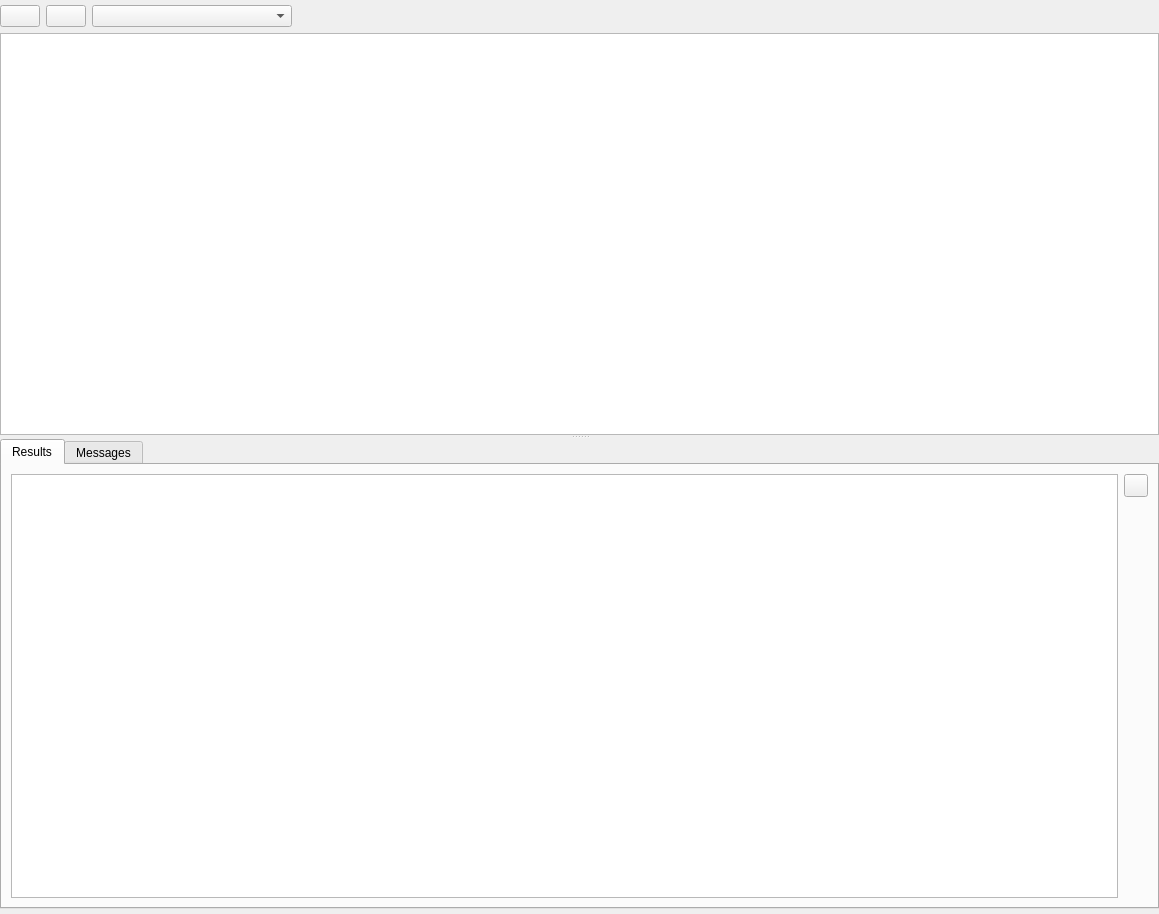
Qt form ui/ConnectionTab.ui (mispp/goat) before a commit.
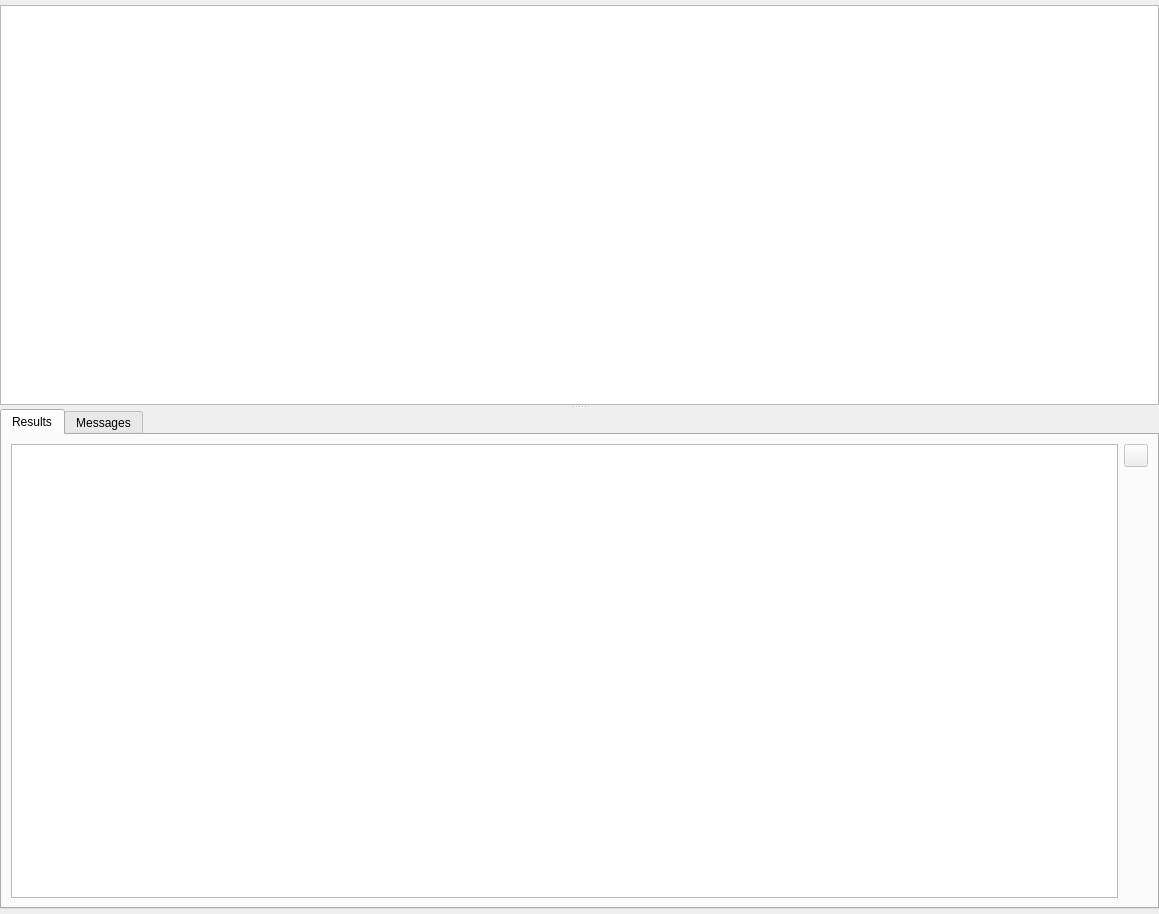
The same form after that commit. Icons and pictures are not drawn. Custom widgets are drawn as their Qt base class.

Commit message:
rework connections and ui
- ConnectionStandardItem became Connection with stronger typing and less Qt support
- support closing / removing connections
- query operations now live on main window
- disable unimplemented ui components
- added menu items for buttons
- changed a few icons including the application icon

Patch:
```diff
--- a/ui/ConnectionTab.ui
+++ b/ui/ConnectionTab.ui
@@ -36,70 +36,6 @@
      </property>
      <widget class="QWidget" name="layoutWidget">
       <layout class="QVBoxLayout" name="verticalLayout">
-       <item>
-        <layout class="QHBoxLayout" name="horizontalLayout">
-         <item>
-          <widget class="QPushButton" name="button_selectionQuery">
-           <property name="text">
-            <string/>
-           </property>
-           <property name="icon">
-            <iconset resource="../resources/icons.qrc">
-             <normaloff>:/icons/silk/icons/silk/resultset_next.png</normaloff>:/icons/silk/icons/silk/resultset_next.png</iconset>
-           </property>
-          </widget>
-         </item>
-         <item>
-          <widget class="QPushButton" name="button_runFile">
-           <property name="text">
-            <string/>
-           </property>
-           <property name="icon">
-            <iconset resource="../resources/icons.qrc">
-             <normaloff>:/icons/silk/icons/silk/script_go.png</normaloff>:/icons/silk/icons/silk/script_go.png</iconset>
-           </property>
-           <property name="iconSize">
-            <size>
-             <width>16</width>
-             <height>16</height>
-            </size>
-           </property>
-          </widget>
-         </item>
-         <item>
-          <widget class="QComboBox" name="comboBoxConnections">
-           <property name="minimumSize">
-            <size>
-             <width>200</width>
-             <height>0</height>
-            </size>
-           </property>
-           <property name="maximumSize">
-            <size>
-             <width>200</width>
-             <height>16777215</height>
-            </size>
-           </property>
-           <property name="sizeAdjustPolicy">
-            <enum>QComboBox::AdjustToMinimumContentsLength</enum>
-           </property>
-          </widget>
-         </item>
-         <item>
-          <spacer name="horizontalSpacer">
-           <property name="orientation">
-            <enum>Qt::Horizontal</enum>
-           </property>
-           <property name="sizeHint" stdset="0">
-            <size>
-             <width>40</width>
-             <height>20</height>
-            </size>
-           </property>
-          </spacer>
-         </item>
-        </layout>
-       </item>
        <item>
         <widget class="CodeEditor" name="codeEditor"/>
        </item>
@@ -129,6 +65,9 @@
             </property>
             <item>
              <widget class="QToolButton" name="button_exportQueryResults">
+              <property name="enabled">
+               <bool>false</bool>
+              </property>
               <property name="text">
                <string/>
               </property>
```
The commit also changes 18 other files.
